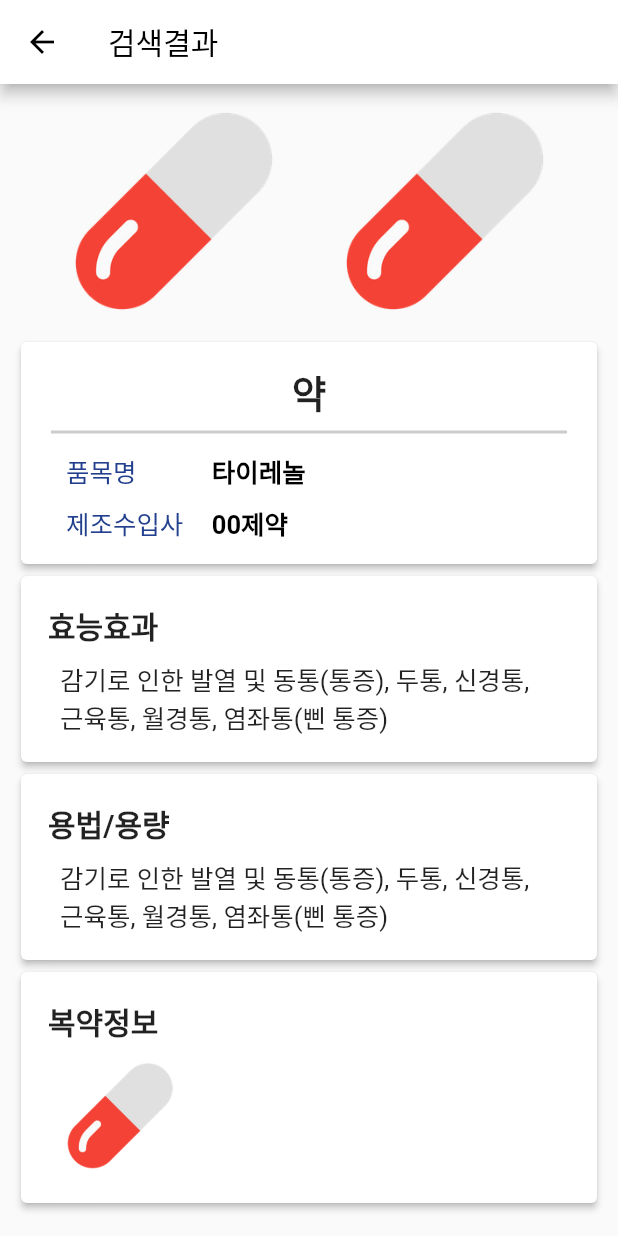
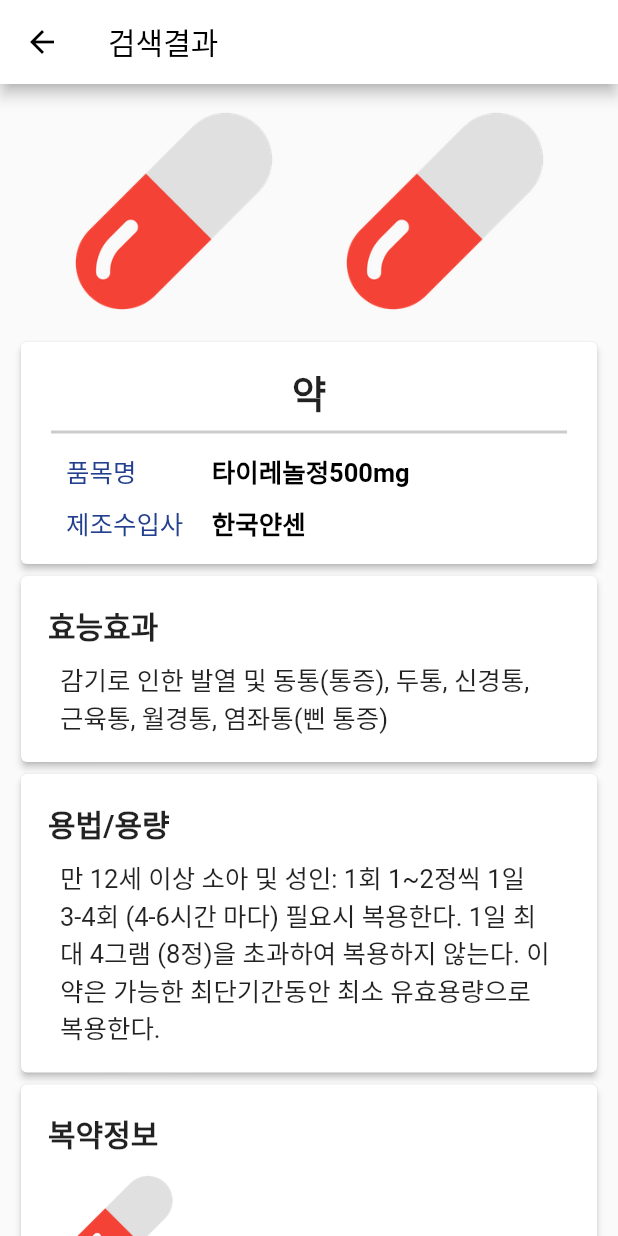
Before and after one commit to sparksub/pillumi-khu, a Flutter app: the ResultScreenWidget screen opened directly, on a phone screen of 412 x 824 dp. Run offline on Flutter 3.47's test engine with Material 2 defaults, Android fonts, the phone set to English and light mode, and no system bars; our stand-ins replace image_picker, permission_handler.

Commit message:
Update result page (mockup)

```diff
--- a/front/lib/screens/main_screen_widget.dart
+++ b/front/lib/screens/main_screen_widget.dart
@@ -17,6 +17,8 @@
 class MainScreen extends State<MainScreenWidget> {
   XFile? _pickedFrontPhoto;
   XFile? _pickedBackPhoto;
+
+  final String _logoImage = 'assets/pill-icon-nobackground.png';
 
   @override
   void initState() {
@@ -38,7 +40,7 @@
             mainAxisAlignment: MainAxisAlignment.center,
             children: [
               Image(
-                image: AssetImage('assets/pill-icon-nobackground.png'),
+                image: AssetImage(_logoImage),
                 width: 70,
               ),
               SizedBox(
@@ -55,7 +57,7 @@
               SizedBox(
                 height: 10,
               ),
-              // TODO: 사진 추가하면, 추가한 사진이 Container에 들어가도록
+              // TODO: 사진 추가하면, 추가한 사진이 Container에 들어가도록 (server)
               (_pickedFrontPhoto != null) ? Container(
                 width: 200,
                 height: 200,
@@ -70,7 +72,7 @@
               SizedBox(
                 height: 10,
               ),
-              // TODO: 사진 추가하면, 추가한 사진이 Container에 들어가도록
+              // TODO: 사진 추가하면, 추가한 사진이 Container에 들어가도록 (server)
               (_pickedBackPhoto != null) ? Container(
                   width: 200,
                   height: 200,
@@ -88,6 +90,7 @@
                 width: 200,
                 height: 45,
                 child: ElevatedButton(
+                  // TODO: (server) 사진 보내서 데이터 받기
                   child: const Text('검색하기',
                       style: TextStyle(
                           color: Colors.white,
--- a/front/lib/screens/result_screen_widget.dart
+++ b/front/lib/screens/result_screen_widget.dart
@@ -13,6 +13,9 @@
 }
 class ResultScreen extends State<ResultScreenWidget> {
   String pillTitle = "약";
+  String _pillImage = "assets/pill-icon-nobackground.png";
+  String _pillEfficacy = "감기로 인한 발열 및 동통(통증), 두통, 신경통, 근육통, 월경통, 염좌통(삔 통증)";
+  String _pillDosage = "만 12세 이상 소아 및 성인: 1회 1~2정씩 1일 3-4회 (4-6시간 마다) 필요시 복용한다. 1일 최대 4그램 (8정)을 초과하여 복용하지 않는다. 이 약은 가능한 최단기간동안 최소 유효용량으로 복용한다.";
 
   @override
   Widget build(BuildContext context) {
@@ -29,18 +32,18 @@
                 // TODO: 검색된 알약 이미지 보여주기
                 Row(
                   mainAxisAlignment: MainAxisAlignment.spaceEvenly,
-                  children: const [
+                  children: [
                     Image(
-                      image: AssetImage('assets/pill-icon-nobackground.png'),
+                      image: AssetImage(_pillImage),
                       width: 150,
                     ),
                     Image(
-                      image: AssetImage('assets/pill-icon-nobackground.png'),
+                      image: AssetImage(_pillImage),
                       width: 150,
                     ),
                   ],
                 ),
-                SizedBox(height: 8.0),
+                const SizedBox(height: 8.0),
                 // 알약에 대한 기본 정보
                 // TODO: 알약 정보 보여주는 method 연결
                 Card(
@@ -52,7 +55,7 @@
                         Padding(
                           padding: const EdgeInsets.only(top: 5.0),
                           child: Text(pillTitle,
-                            style: TextStyle(
+                            style: const TextStyle(
                               fontWeight: FontWeight.bold,
                               fontSize: 25),
                           ),
@@ -62,16 +65,14 @@
                           width: double.infinity,
                           child: Divider(color: palette.gray, thickness: 2.0)
                         ),
-                        textForPillInfo("품목명", "타이레놀"),
-                        textForPillInfo("제조수입사", "00제약")
+                        textForPillInfo("품목명", "타이레놀정500mg"),
+                        textForPillInfo("제조수입사", "한국얀센")
                       ],
                     ),
                   )
                 ),
-                buildPillInfoCard("효능효과",
-                    "감기로 인한 발열 및 동통(통증), 두통, 신경통, 근육통, 월경통, 염좌통(삔 통증)"),
-                buildPillInfoCard("용법/용량",
-                    "감기로 인한 발열 및 동통(통증), 두통, 신경통, 근육통, 월경통, 염좌통(삔 통증)"),
+                buildPillInfoCard("효능효과", _pillEfficacy),
+                buildPillInfoCard("용법/용량", _pillDosage),
                 buildPillInfoPhotoCard("복약정보", 'assets/pill-icon-nobackground.png'),
                 Container(
                   alignment: Alignment.bottomLeft,
@@ -83,8 +84,14 @@
                         fontSize: 20),
                   ),
                 ),
-                BuildAnotherPillCard("비타민 A 및 D제", "품목명"),
-                BuildAnotherPillCard("비타민 A 및 D제", "품목명"),
+                BuildAnotherPillCard(
+                    "기타의 소화기관용약",
+                    "가나모티정",
+                    "assets/sample1.jpeg"),
+                BuildAnotherPillCard(
+                    "비타민C 및 P제",
+                    "국제아스코르빈산정",
+                    "assets/sample2.jpeg"),
               ],
             )
         ),
--- a/front/lib/widgets/card/build_another_pill_card.dart
+++ b/front/lib/widgets/card/build_another_pill_card.dart
@@ -1,6 +1,6 @@
 import 'package:flutter/material.dart';
 
-Card BuildAnotherPillCard(title, name) {
+Card BuildAnotherPillCard(title, name, img) {
   return Card(
       elevation: 2.0,
       child: Container(
@@ -8,7 +8,7 @@
         padding: const EdgeInsets.all(10.0),
         child: ListTile(
           leading: Image(
-            image: AssetImage('assets/pill-icon-nobackground.png'),
+            image: AssetImage(img),
             height: 60,
           ),
           title: Text(title,
--- a/front/lib/widgets/dialog/show_dialog_warning.dart
+++ b/front/lib/widgets/dialog/show_dialog_warning.dart
@@ -35,7 +35,7 @@
                   mainAxisSize: MainAxisSize.min,
                   children: const [
                     Image(
-                      image: AssetImage('assets/pill-icon-nobackground.png'),
+                      image: AssetImage('assets/bad-photo.jpg'),
                       width: 80,
                     ),
                     SizedBox(height: 5),
@@ -52,7 +52,7 @@
                   mainAxisSize: MainAxisSize.min,
                   children: const [
                     Image(
-                      image: AssetImage('assets/pill-icon-nobackground.png'),
+                      image: AssetImage('assets/good-photo.jpg'),
                       width: 80,
                     ),
                     SizedBox(height: 5),
@@ -91,7 +91,7 @@
                   style: TextStyle(
                       fontWeight: FontWeight.w600,
                       color: Colors.black,
-                      fontSize: 15
+                      fontSize: 17
                   ),
                 ),
               ],
@@ -118,7 +118,7 @@
                   style: TextStyle(
                       fontWeight: FontWeight.w600,
                       color: Colors.black,
-                      fontSize: 15
+                      fontSize: 17
                   ),
                 ),
               ],
--- a/front/pubspec.yaml
+++ b/front/pubspec.yaml
@@ -62,6 +62,10 @@
   # To add assets to your application, add an assets section, like this:
   assets:
     - assets/pill-icon-nobackground.png
+    - assets/bad-photo.jpg
+    - assets/good-photo.jpg
+    - assets/sample1.jpeg
+    - assets/sample2.jpeg
   #   - images/a_dot_ham.jpeg
 
   # An image asset can refer to one or more resolution-specific "variants", see
```
Also changed, not shown: front/assets/bad-photo.jpg (added), front/assets/good-photo.jpg (added), front/assets/sample1.jpeg (added), front/assets/sample2.jpeg (added).
